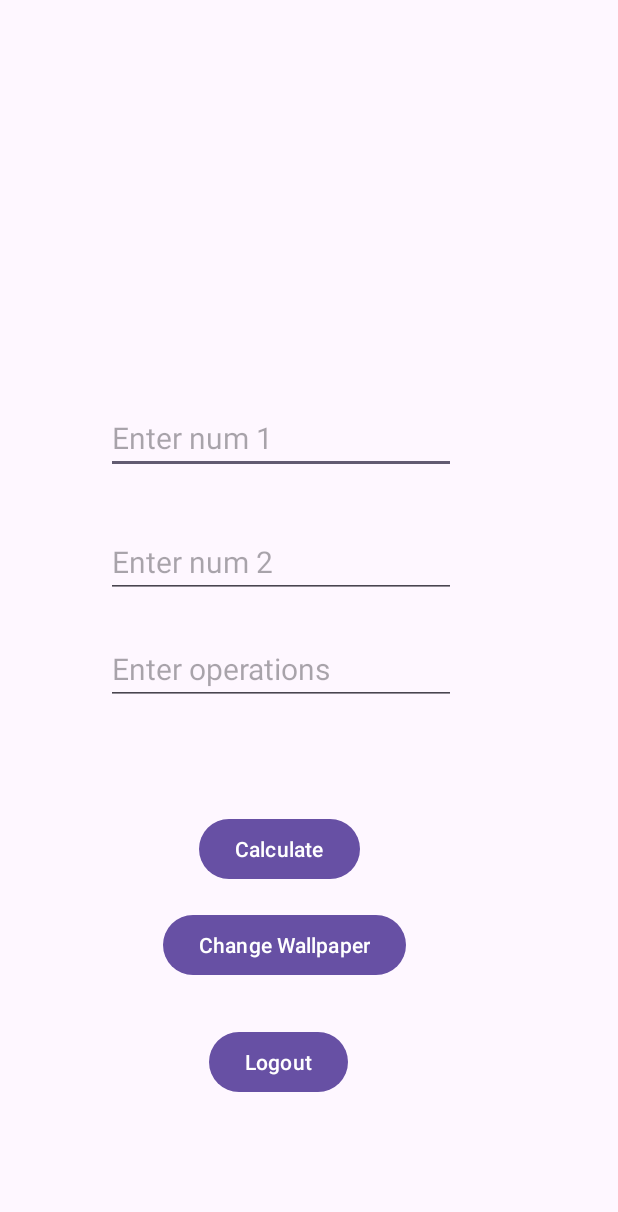
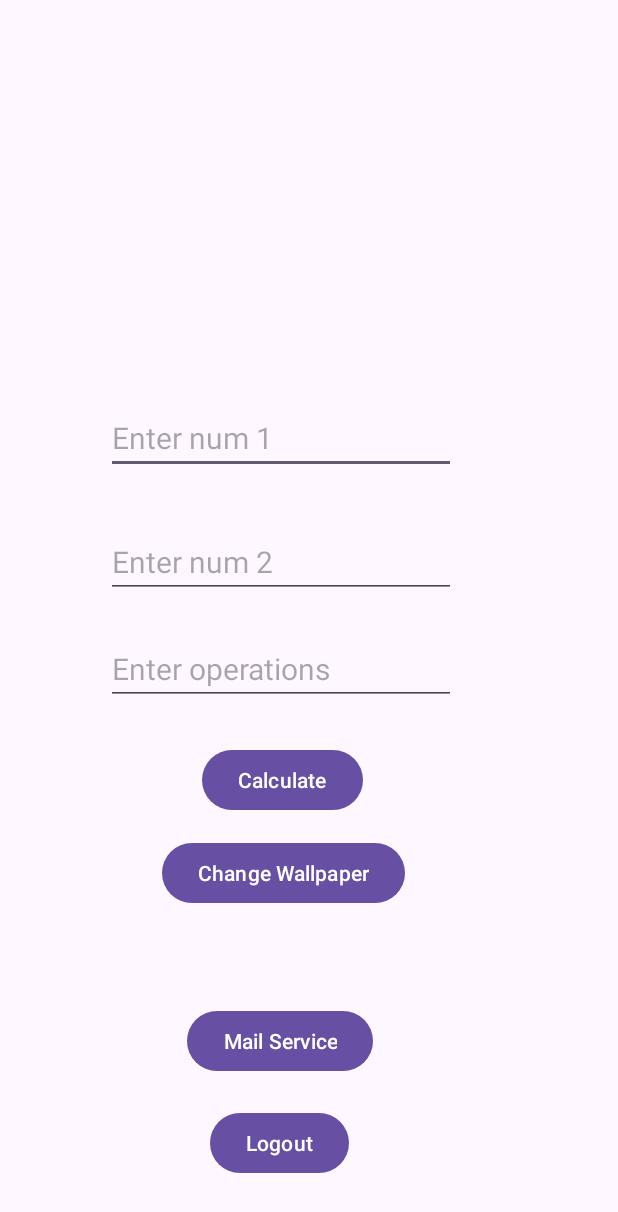
Before and after one commit to SuperShotRETRO/Main-Android, an Android app: the layout calculator.xml on its own in the app's theme, with its tools: preview values and no code run, on a phone screen of 412 x 824 dp. Shown: the top 1212 px of the screen. Run offline under Robolectric (Android 15) with nearby library versions, the light colour scheme and no system bars.

Commit message:
05-03-2024 alert,array

```diff
--- a/app/src/main/AndroidManifest.xml
+++ b/app/src/main/AndroidManifest.xml
@@ -25,6 +25,10 @@
         </activity>
         <activity android:name=".WallpaperChanger">
         </activity>
+        <activity android:name=".UtilPage">
+        </activity>
+        <activity android:name=".email">
+        </activity>
 
     </application>
 
--- a/app/src/main/java/com/example/swaraj_main/WallpaperChanger.java
+++ b/app/src/main/java/com/example/swaraj_main/WallpaperChanger.java
@@ -46,8 +46,7 @@ public class WallpaperChanger extends AppCompatActivity {
         search.setOnClickListener(v->{
 //            Intent web = new Intent(Intent.ACTION_VIEW);
 //            web.setData(Uri.parse(String.format("https://google.com/search?q=%s",url.getText().toString())));
-//            startActivity(web);
-            if(url.getText().toString().length() == 10 && (int)(url.getText().toString()) )
+//            startActivity(web)
         });
 
         dial.setOnClickListener(v->{
--- a/app/src/main/res/layout/calculator.xml
+++ b/app/src/main/res/layout/calculator.xml
@@ -26,8 +26,8 @@
         android:layout_height="wrap_content"
         android:layout_alignParentEnd="true"
         android:layout_alignParentBottom="true"
-        android:layout_marginEnd="172dp"
-        android:layout_marginBottom="234dp"
+        android:layout_marginEnd="170dp"
+        android:layout_marginBottom="280dp"
         android:text="Calculate" />
 
     <TextView
@@ -71,8 +71,8 @@
         android:layout_height="wrap_content"
         android:layout_alignParentEnd="true"
         android:layout_alignParentBottom="true"
-        android:layout_marginEnd="180dp"
-        android:layout_marginBottom="92dp"
+        android:layout_marginEnd="179dp"
+        android:layout_marginBottom="38dp"
         android:text="Logout" />
 
     <TextView
@@ -90,7 +90,18 @@
         android:layout_height="wrap_content"
         android:layout_alignParentEnd="true"
         android:layout_alignParentBottom="true"
-        android:layout_marginEnd="141dp"
-        android:layout_marginBottom="170dp"
+        android:layout_marginEnd="142dp"
+        android:layout_marginBottom="218dp"
         android:text="Change Wallpaper" />
+
+    <Button
+        android:id="@+id/mail"
+        android:layout_width="wrap_content"
+        android:layout_height="wrap_content"
+        android:layout_alignParentEnd="true"
+        android:layout_alignParentBottom="true"
+        android:layout_marginEnd="163dp"
+        android:layout_marginBottom="106dp"
+        android:text="Mail Service" />
+
 </RelativeLayout>
```
Also changed, not shown: app/src/main/java/com/example/swaraj_main/Calculator.java (+21 -2 lines), app/src/main/java/com/example/swaraj_main/UtilPage.java (+13 -2 lines).
